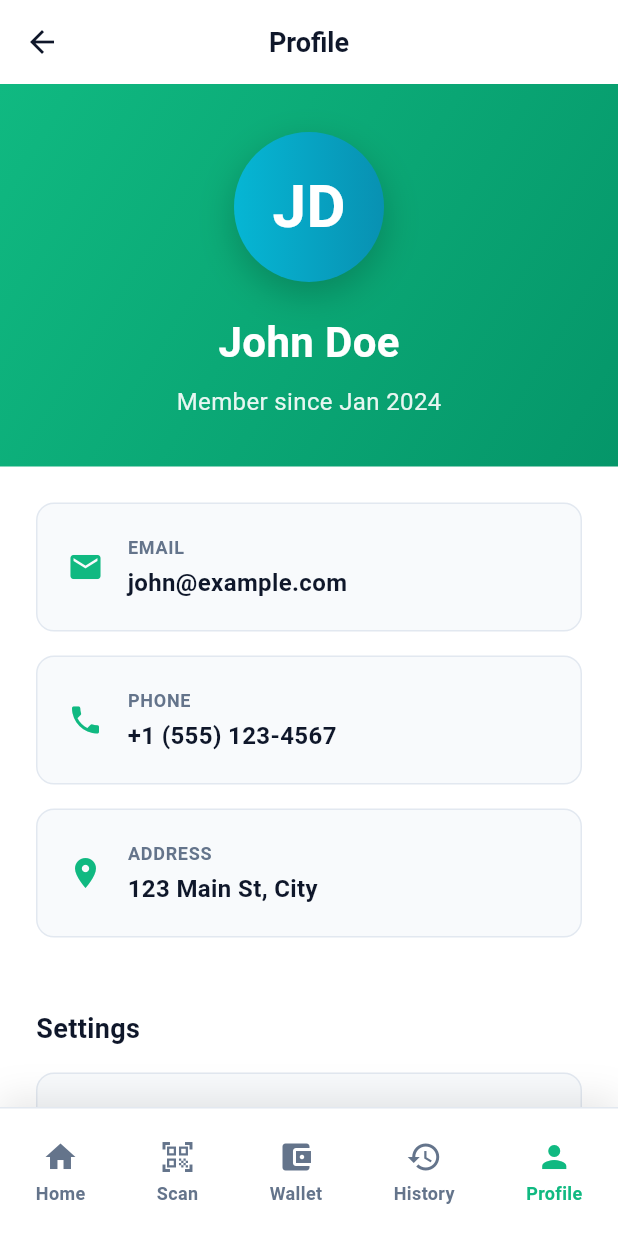
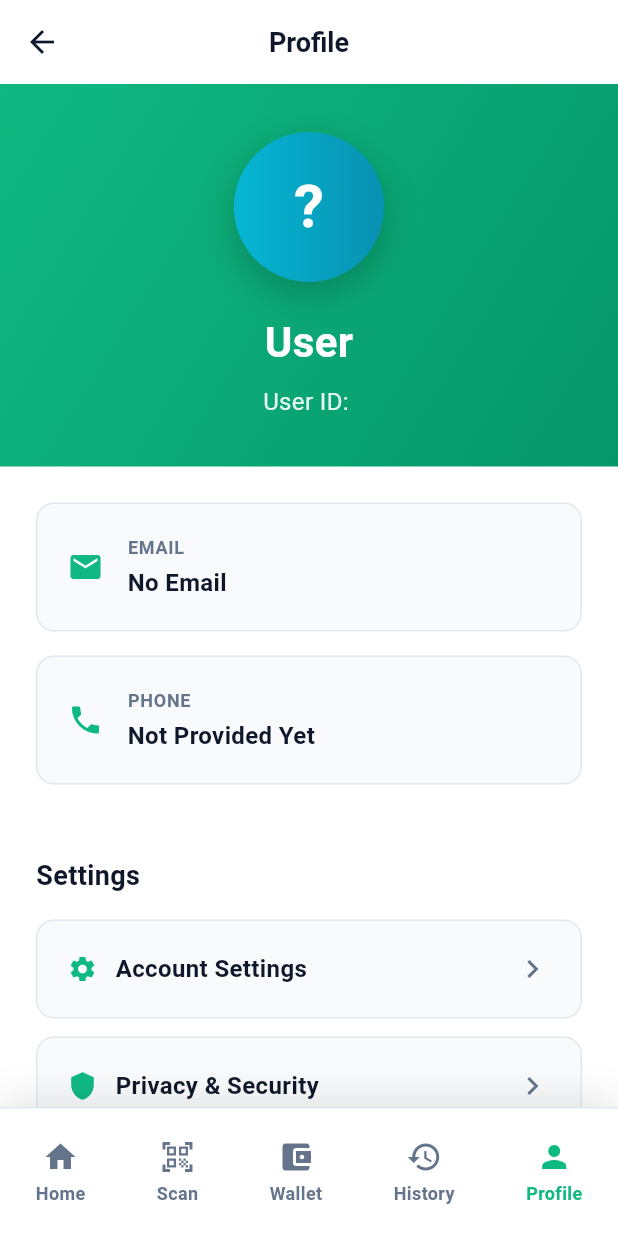
Before and after one commit to YVSMurthy/Bike-Rental-System, a Flutter app: the ProfileScreen screen opened directly, on a phone screen of 412 x 824 dp. Run offline on Flutter 3.47's test engine with Material 3 defaults, Android fonts, the phone set to English and light mode, and no system bars; our stand-ins replace flutter_dotenv, flutter_secure_storage; accounts and stored records are empty.

Commit message:
basic user data based custom details

```diff
--- a/mobile_app/lib/providers/auth_provider.dart
+++ b/mobile_app/lib/providers/auth_provider.dart
@@ -3,19 +3,23 @@ import 'package:flutter/material.dart';
 class AuthProvider with ChangeNotifier {
   String? _userId;
   String? _email;
+  String? _phone;
   String? _displayName;
 
   String? get userId => _userId;
   String? get email => _email;
+  String? get phone => _phone;
   String? get displayName => _displayName;
 
   void setUser({
     required String userId,
     required String email,
+    required String phone,
     required String displayName
   }) {
     _userId = userId;
     _email = email;
+    _phone = phone;
     _displayName = displayName;
     notifyListeners();
   }
@@ -23,6 +27,7 @@ class AuthProvider with ChangeNotifier {
   void logout() {
     _userId = null;
     _email = null;
+    _phone = null;
     _displayName = null;
     notifyListeners();
   }
--- a/mobile_app/lib/screens/auth_screen.dart
+++ b/mobile_app/lib/screens/auth_screen.dart
@@ -84,17 +84,18 @@ class _LoginScreenState extends State<LoginScreen> {
       }
 
       final data = jsonDecode(response.body);
+      final user = data['user'];
       final storage = Storage();
-      await storage.set('user_id', data['user']['id']);
-      await storage.set('access_token', data['session']['access_token']);
+      await storage.set('user_id', user['id']);
 
-      print(data['user']);
-
-      // Provider.of<AuthProvider>(context, listen: false).setUser(
-      //   userId: data['user']['id'],
-      //   email: data['user']['email'],
-      //   displayName: data['user_metadata']['name'],
-      // );
+      Provider.of<AuthProvider>(context, listen: false).setUser(
+        userId: user['id'],
+        email: user['email'],
+        phone: user['user_metadata']?['phone'] ?? '',
+        displayName: user['user_metadata']?['display_name'] ??
+                    user['user_metadata']?['name'] ??
+                    'User'
+      );
 
       setState(() => _isLoading = false);
 
@@ -290,6 +291,7 @@ class _RegisterScreenState extends State<RegisterScreen> {
   final _nameController = TextEditingController();
   final _emailController = TextEditingController();
   final _passwordController = TextEditingController();
+  final _phoneController = TextEditingController();
   bool _showPassword = false;
   bool _isLoading = false;
 
@@ -298,6 +300,7 @@ class _RegisterScreenState extends State<RegisterScreen> {
     _nameController.dispose();
     _emailController.dispose();
     _passwordController.dispose();
+    _phoneController.dispose();
     super.dispose();
   }
 
@@ -317,6 +320,7 @@ class _RegisterScreenState extends State<RegisterScreen> {
         'name': _nameController.text,
         'email': _emailController.text,
         'password': _passwordController.text,
+        'phone': _phoneController.text
       }),
     );
 
@@ -329,10 +333,9 @@ class _RegisterScreenState extends State<RegisterScreen> {
     }
 
     final storage = Storage();
-    await storage.set('user_name', _nameController.text);
-    await storage.set('user_email', _emailController.text);
-    await storage.set(
-        'user_id', 'user_${DateTime.now().millisecondsSinceEpoch}');
+    final data = jsonDecode(response.body);
+    final user = data['user'];
+    await storage.set('user_id', user['id']);
 
     setState(() => _isLoading = false);
 
@@ -395,6 +398,24 @@ class _RegisterScreenState extends State<RegisterScreen> {
                     return null;
                   },
                 ),
+                const SizedBox(height: 20),
+
+                // Phone number field
+                TextFormField(
+                  controller: _phoneController,
+                  keyboardType: TextInputType.phone,
+                  decoration: const InputDecoration(
+                    hintText: "Phone number",
+                    prefixIcon: Icon(AppIcons.phoneIcon, size: 20),
+                  ),
+                  validator: (value) {
+                    if (value == null || value.trim().isEmpty) {
+                      return 'Please enter your phone number without country code';
+                    }
+                    return null;
+                  },
+                ),
+
                 const SizedBox(height: 20),
 
                 // Email Field
--- a/mobile_app/lib/screens/profile_screen.dart
+++ b/mobile_app/lib/screens/profile_screen.dart
@@ -1,6 +1,5 @@
-// lib/screens/profile_screen.dart
-
 import 'package:flutter/material.dart';
+import 'package:provider/provider.dart';
 import 'package:mobile_app/utils/constants.dart';
 import 'package:mobile_app/widgets/bottom_nav.dart';
 import 'package:mobile_app/screens/home_screen.dart';
@@ -9,6 +8,7 @@ import 'package:mobile_app/screens/wallet_screen.dart';
 import 'package:mobile_app/screens/ride_history_screen.dart';
 import 'package:mobile_app/screens/auth_screen.dart';
 import 'package:mobile_app/storage.dart';
+import 'package:mobile_app/providers/auth_provider.dart';
 
 class ProfileScreen extends StatefulWidget {
   const ProfileScreen({super.key});
@@ -35,7 +35,7 @@ class _ProfileScreenState extends State<ProfileScreen> {
         destination = const RideHistoryScreen();
         break;
       case 'profile':
-        return; // Already on profile
+        return;
     }
 
     if (destination != null) {
@@ -47,7 +47,6 @@ class _ProfileScreenState extends State<ProfileScreen> {
   }
 
   Future<void> _handleLogout() async {
-    // Show confirmation dialog
     final shouldLogout = await showDialog<bool>(
       context: context,
       builder: (context) => AlertDialog(
@@ -60,9 +59,7 @@ class _ProfileScreenState extends State<ProfileScreen> {
           ),
           ElevatedButton(
             onPressed: () => Navigator.pop(context, true),
-            style: ElevatedButton.styleFrom(
-              backgroundColor: AppColors.error,
-            ),
+            style: ElevatedButton.styleFrom(backgroundColor: AppColors.error),
             child: const Text('Logout'),
           ),
         ],
@@ -70,11 +67,12 @@ class _ProfileScreenState extends State<ProfileScreen> {
     );
 
     if (shouldLogout == true && mounted) {
-      // Clear user token
       final storage = Storage();
       await storage.clear();
 
-      // Navigate to login screen
+      // Clear global provider
+      Provider.of<AuthProvider>(context, listen: false).logout();
+
       Navigator.pushAndRemoveUntil(
         context,
         MaterialPageRoute(builder: (context) => const AuthScreen()),
@@ -85,6 +83,7 @@ class _ProfileScreenState extends State<ProfileScreen> {
 
   @override
   Widget build(BuildContext context) {
+    final auth = Provider.of<AuthProvider>(context);
     return Scaffold(
       backgroundColor: Colors.white,
       appBar: AppBar(
@@ -100,19 +99,11 @@ class _ProfileScreenState extends State<ProfileScreen> {
             child: SingleChildScrollView(
               child: Column(
                 children: [
-                  // Profile Header
-                  _buildProfileHeader(),
-
-                  // User Info Cards
-                  _buildUserInfo(),
-
-                  // Settings Section
+                  _buildProfileHeader(auth),
+                  _buildUserInfo(auth),
                   _buildSettings(),
-
-                  // Logout Button
                   _buildLogoutButton(),
-
-                  const SizedBox(height: 100), // Space for bottom nav
+                  const SizedBox(height: 100),
                 ],
               ),
             ),
@@ -126,7 +117,7 @@ class _ProfileScreenState extends State<ProfileScreen> {
     );
   }
 
-  Widget _buildProfileHeader() {
+  Widget _buildProfileHeader(AuthProvider auth) {
     return Container(
       width: double.infinity,
       padding: const EdgeInsets.all(32),
@@ -139,7 +130,6 @@ class _ProfileScreenState extends State<ProfileScreen> {
       ),
       child: Column(
         children: [
-          // Profile Avatar
           Container(
             width: 100,
             height: 100,
@@ -156,10 +146,12 @@ class _ProfileScreenState extends State<ProfileScreen> {
                 ),
               ],
             ),
-            child: const Center(
+            child: Center(
               child: Text(
-                'JD',
-                style: TextStyle(
+                (auth.displayName != null && auth.displayName!.isNotEmpty)
+                    ? auth.displayName!.substring(0, 1).toUpperCase()
+                    : '?',
+                style: const TextStyle(
                   fontSize: 40,
                   fontWeight: FontWeight.bold,
                   color: Colors.white,
@@ -169,10 +161,9 @@ class _ProfileScreenState extends State<ProfileScreen> {
           ),
           const SizedBox(height: 20),
 
-          // Name
-          const Text(
-            'John Doe',
-            style: TextStyle(
+          Text(
+            auth.displayName ?? 'User',
+            style: const TextStyle(
               fontSize: 28,
               fontWeight: FontWeight.bold,
               color: Colors.white,
@@ -180,12 +171,13 @@ class _ProfileScreenState extends State<ProfileScreen> {
           ),
           const SizedBox(height: 8),
 
-          // Member Since
-          Text(
-            '${AppStrings.memberSince} Jan 2024',
-            style: TextStyle(
-              fontSize: 16,
-              color: Colors.white.withOpacity(0.9),
+          Center(
+            child: Text(
+              'User ID: ${auth.userId ?? ''}',
+              style: TextStyle(
+                fontSize: 16,
+                color: Colors.white.withOpacity(0.9),
+              ),
             ),
           ),
         ],
@@ -193,7 +185,7 @@ class _ProfileScreenState extends State<ProfileScreen> {
     );
   }
 
-  Widget _buildUserInfo() {
+  Widget _buildUserInfo(AuthProvider auth) {
     return Padding(
       padding: const EdgeInsets.all(24),
       child: Column(
@@ -201,19 +193,13 @@ class _ProfileScreenState extends State<ProfileScreen> {
           _buildInfoCard(
             icon: AppIcons.emailIcon,
             label: AppStrings.email,
-            value: 'john@example.com',
+            value: auth.email ?? 'No Email',
           ),
           const SizedBox(height: 16),
           _buildInfoCard(
             icon: AppIcons.phoneIcon,
             label: AppStrings.phone,
-            value: '+1 (555) 123-4567',
-          ),
-          const SizedBox(height: 16),
-          _buildInfoCard(
-            icon: AppIcons.location,
-            label: AppStrings.address,
-            value: '123 Main St, City',
+            value: auth.phone ?? 'Not Provided Yet',
           ),
         ],
       ),
```
Also changed, not shown: mobile_app/lib/screens/home_screen.dart (+16 -17 lines), 1 other file.
